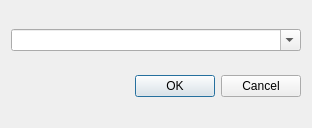
Qt form Keyword/keywordinput.ui (smoothie316/Qt) before a commit.
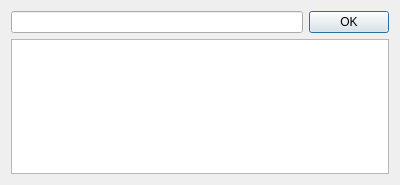
The same form after that commit.

Patch:
```diff
--- a/Keyword/keywordinput.ui
+++ b/Keyword/keywordinput.ui
@@ -6,43 +6,34 @@
    <rect>
     <x>0</x>
     <y>0</y>
-    <width>312</width>
-    <height>128</height>
+    <width>400</width>
+    <height>185</height>
    </rect>
   </property>
   <property name="windowTitle">
    <string>Dialog</string>
   </property>
   <layout class="QGridLayout" name="gridLayout">
-   <item row="1" column="1">
-    <widget class="QDialogButtonBox" name="buttonBox">
-     <property name="orientation">
-      <enum>Qt::Horizontal</enum>
-     </property>
-     <property name="standardButtons">
-      <set>QDialogButtonBox::Cancel|QDialogButtonBox::Ok</set>
-     </property>
-    </widget>
+   <item row="0" column="0">
+    <layout class="QVBoxLayout" name="verticalLayout">
+     <item>
+      <layout class="QHBoxLayout" name="horizontalLayout">
+       <item>
+        <widget class="QLineEdit" name="lnEdit"/>
+       </item>
+       <item>
+        <widget class="QPushButton" name="bnAdd">
+         <property name="text">
+          <string>OK</string>
+         </property>
+        </widget>
+       </item>
+      </layout>
+     </item>
+    </layout>
    </item>
-   <item row="1" column="0">
-    <spacer name="horizontalSpacer">
-     <property name="orientation">
-      <enum>Qt::Horizontal</enum>
-     </property>
-     <property name="sizeHint" stdset="0">
-      <size>
-       <width>40</width>
-       <height>20</height>
-      </size>
-     </property>
-    </spacer>
-   </item>
-   <item row="0" column="0" colspan="2">
-    <widget class="QComboBox" name="comboBox">
-     <property name="editable">
-      <bool>true</bool>
-     </property>
-    </widget>
+   <item row="2" column="0">
+    <widget class="QListWidget" name="listWidget"/>
    </item>
   </layout>
  </widget>
```
Left out of the diff: 35 changed lines with no effect on the pictures.
